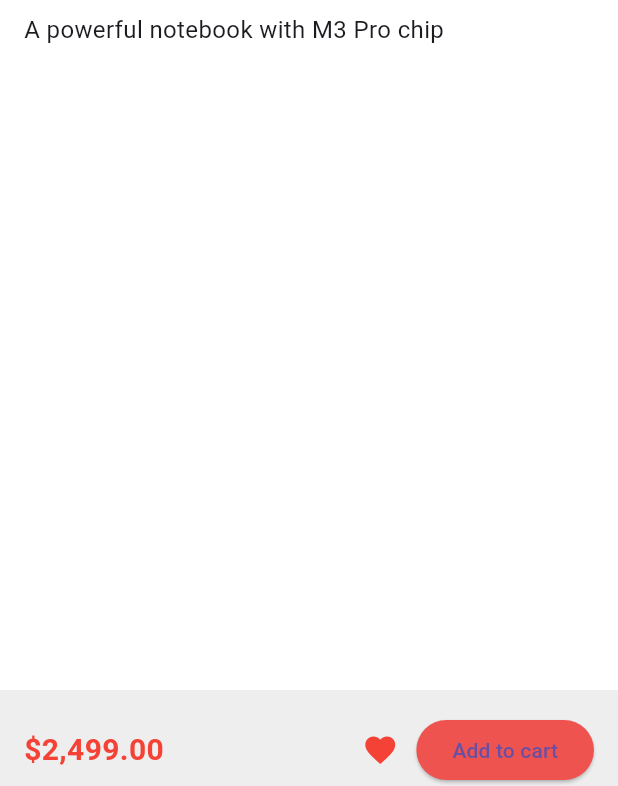
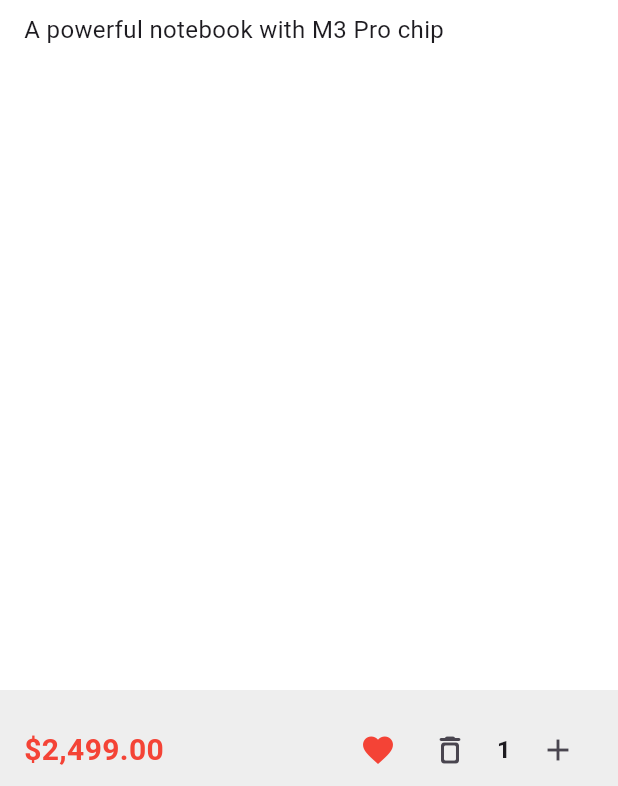
Before and after one commit to berkeenesakt/shopping_app, a Flutter app: the ProductDetailsView screen opened directly with sample values from the repository, after a tap on the "favorite outline" icon, after a tap on "Add to cart", on a phone screen of 412 x 824 dp, the part 450-1236 px from its top. Run offline on Flutter 3.47's test engine with Material 3 defaults, Android fonts, the phone set to English and light mode, and no system bars; our stand-ins replace salomon_bottom_bar.

Commit message:
feat: Added item quantity to pdp to change quantity of item after adding it to cart

```diff
--- a/lib/feature/cart/cart_model.dart
+++ b/lib/feature/cart/cart_model.dart
@@ -101,6 +101,10 @@ class CartModel with ChangeNotifier {
     notifyListeners();
   }
 
+  bool contains(ProductModel product) {
+    return _items.any((element) => element.product == product);
+  }
+
   double totalPrice() {
     double total = 0;
     for (final item in _items) {
--- a/lib/feature/product_details/product_details_view.dart
+++ b/lib/feature/product_details/product_details_view.dart
@@ -4,6 +4,7 @@ import 'package:shopping_app/core/constants/string_constants.dart';
 import 'package:shopping_app/core/extensions/price_parse_extension.dart';
 import 'package:shopping_app/feature/cart/cart_model.dart';
 import 'package:shopping_app/product/models/product_model.dart';
+import 'package:shopping_app/product/widgets/cart/cart_item_quantity.dart';
 
 import '../../product/widgets/global/button.dart';
 import '../../product/widgets/global/favorite_button.dart';
@@ -42,14 +43,24 @@ class ProductDetailsView extends StatelessWidget {
                     ),
                     Consumer(
                       builder: (context, value, child) {
-                        return Button(
-                          onPressed: () {
-                            context
-                                .read<CartModel>()
-                                .addToCart(product, context);
-                          },
-                          text: StringConstants.addToCart,
-                        );
+                        final cartModel = context.watch<CartModel>();
+                        return cartModel.contains(product)
+                            ? SizedBox(
+                                width: 120,
+                                height: 40,
+                                child: CartItemQuantity(
+                                    cart: cartModel.items.firstWhere(
+                                        (element) =>
+                                            element.product == product),
+                                    cartModel: cartModel,
+                                    product: product),
+                              )
+                            : Button(
+                                onPressed: () {
+                                  cartModel.addToCart(product, context);
+                                },
+                                text: StringConstants.addToCart,
+                              );
                       },
                     ),
                   ],
```
